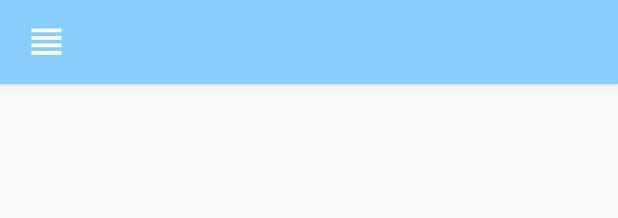
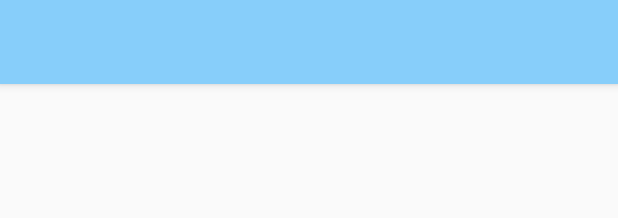
Before and after one commit to kimlg2/Android_eybrow, an Android app: the layout activity_main.xml on its own in the app's theme, with its tools: preview values and no code run, on a phone screen of 412 x 824 dp. Shown: the top 218 px of the screen. Run offline under Robolectric (Android 15) with nearby library versions, the phone set to English and light mode, and no system bars.

```diff
--- a/app/src/main/res/layout/app_bar_main.xml
+++ b/app/src/main/res/layout/app_bar_main.xml
@@ -18,16 +18,7 @@
             android:layout_height="?attr/actionBarSize"
             android:background="@color/black"
             app:popupTheme="@style/Theme.Eybrow.PopupOverlay" >
-            <ImageView
-                android:id="@+id/iv_menu"
-                android:layout_width="30dp"
-                android:layout_height="30dp"
-                android:layout_alignParentTop="true"
-                android:layout_alignParentStart="true"
-                android:layout_alignParentBottom="true"
-                android:layout_marginTop="10dp"
-                android:layout_marginBottom="10dp"
-                android:src="@drawable/ic_baseline_view_headline_24"/>
+
         </androidx.appcompat.widget.Toolbar>
 
     </com.google.android.material.appbar.AppBarLayout>
--- a/app/src/main/res/layout/content_main.xml
+++ b/app/src/main/res/layout/content_main.xml
@@ -16,5 +16,6 @@
         app:layout_constraintLeft_toLeftOf="parent"
         app:layout_constraintRight_toRightOf="parent"
         app:layout_constraintTop_toTopOf="parent"
-        app:defaultNavHost="true" />
+        app:defaultNavHost="true"
+    />
 </androidx.constraintlayout.widget.ConstraintLayout>
--- a/app/src/main/res/menu/activity_main_drawer.xml
+++ b/app/src/main/res/menu/activity_main_drawer.xml
@@ -13,11 +13,11 @@
             android:icon="@drawable/ic_baseline_person_24"
             android:title="@string/menu_reservation" />
         <item
-            android:id="@+id/nav_gallery"
+            android:id="@+id/nav_board"
             android:icon="@drawable/ic_baseline_note_24"
             android:title="@string/menu_board" />
         <item
-            android:id="@+id/nav_slideshow"
+            android:id="@+id/nav_Favorites"
             android:icon="@drawable/ic_baseline_grade_24"
             android:title="@string/menu_Favorites" />
     </group>
```
Also changed, not shown: app/src/main/java/com/example/eybrow/MainActivity.java (+27 -16 lines).
